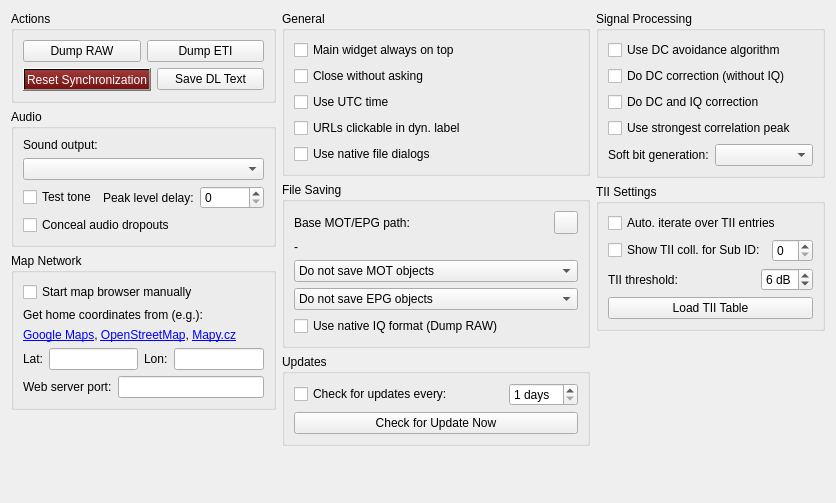
Qt form src/base/forms/configuration.ui (tomneda/DABstar) before a commit.
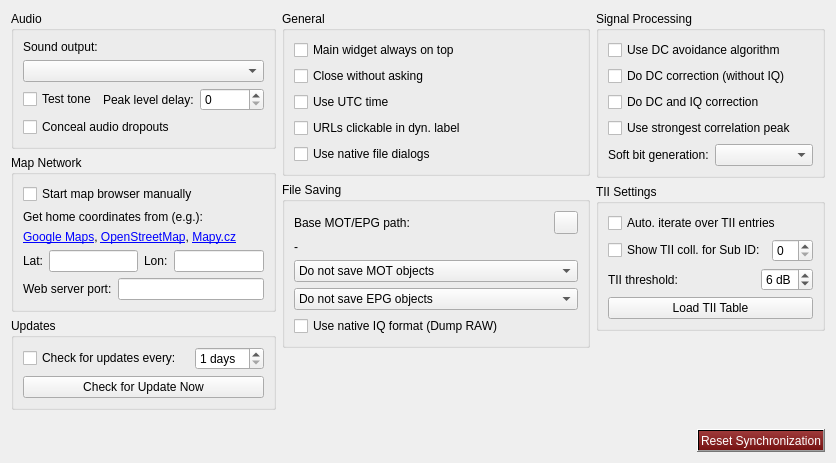
The same form after that commit. Icons and pictures are not drawn.

Commit message: Reorganize button usages

Diff of the .ui file:
```diff
--- a/src/base/forms/configuration.ui
+++ b/src/base/forms/configuration.ui
@@ -7,7 +7,7 @@
     <x>0</x>
     <y>0</y>
     <width>836</width>
-    <height>503</height>
+    <height>463</height>
    </rect>
   </property>
   <property name="windowTitle">
@@ -18,67 +18,6 @@
     <layout class="QHBoxLayout" name="hl_columns" stretch="0,1,1">
      <item>
       <layout class="QVBoxLayout" name="vl_col1">
-       <item>
-        <widget class="QGroupBox" name="gbActions">
-         <property name="title">
-          <string>Actions</string>
-         </property>
-         <layout class="QVBoxLayout" name="vl_actions">
-          <item>
-           <layout class="QHBoxLayout" name="hl_a1">
-            <item>
-             <widget class="QPushButton" name="dumpButton">
-              <property name="toolTip">
-               <string>&lt;html&gt;&lt;head/&gt;&lt;body&gt;&lt;p&gt;&lt;span style=&quot; font-weight:700;&quot;&gt;Save the raw input signal to a file&lt;/span&gt;&lt;/p&gt;&lt;p&gt;A file selection dialog will open to choose a filename. Note that the file sizes can be very large.&lt;/p&gt;&lt;p&gt;Click again to stop recording. The file can be reloaded using the &amp;quot;Ensemble List&amp;quot; (&amp;quot;EL&amp;quot; button).&lt;/p&gt;&lt;/body&gt;&lt;/html&gt;</string>
-              </property>
-              <property name="text">
-               <string>Dump RAW</string>
-              </property>
-             </widget>
-            </item>
-            <item>
-             <widget class="QPushButton" name="etiButton">
-              <property name="toolTip">
-               <string>&lt;html&gt;&lt;head/&gt;&lt;body&gt;&lt;p&gt;&lt;span style=&quot; font-weight:700;&quot;&gt;Generate an ETI file&lt;/span&gt;&lt;/p&gt;&lt;p&gt;Note that generating an ETI file requires considerable resources.&lt;/p&gt;&lt;p&gt;Clicking this button opens a file selection dialog. After selecting a file, the ensemble content is written in ETI format. The ETI session stops when this button is clicked again or when switching to another channel.&lt;/p&gt;&lt;/body&gt;&lt;/html&gt;</string>
-              </property>
-              <property name="text">
-               <string>Dump ETI</string>
-              </property>
-             </widget>
-            </item>
-           </layout>
-          </item>
-          <item>
-           <layout class="QHBoxLayout" name="horizontalLayout">
-            <item>
-             <widget class="QPushButton" name="resetButton">
-              <property name="toolTip">
-               <string>&lt;html&gt;&lt;head/&gt;&lt;body&gt;&lt;p&gt;&lt;span style=&quot; font-weight:700;&quot;&gt;Restart synchronization&lt;/span&gt;&lt;/p&gt;&lt;/body&gt;&lt;/html&gt;</string>
-              </property>
-              <property name="styleSheet">
-               <string notr="true">QPushButton { background-color:qlineargradient(x1:1, y1:0, x2:1, y2:1, stop:0 rgba(158, 58, 58, 255),stop:1 rgba(118, 18, 18, 255)); color: #ffffff; }
-             </string>
-              </property>
-              <property name="text">
-               <string>Reset Synchronization</string>
-              </property>
-             </widget>
-            </item>
-            <item>
-             <widget class="QPushButton" name="dlTextButton">
-              <property name="toolTip">
-               <string>&lt;html&gt;&lt;head/&gt;&lt;body&gt;&lt;p&gt;&lt;span style=&quot; font-weight:700;&quot;&gt;Save the dynamic label text to a file&lt;/span&gt;&lt;/p&gt;&lt;/body&gt;&lt;/html&gt;</string>
-              </property>
-              <property name="text">
-               <string>Save DL Text</string>
-              </property>
-             </widget>
-            </item>
-           </layout>
-          </item>
-         </layout>
-        </widget>
-       </item>
        <item>
         <widget class="QGroupBox" name="gbAudio">
          <property name="title">
@@ -243,6 +182,58 @@
          </layout>
         </widget>
        </item>
+       <item>
+        <widget class="QGroupBox" name="gbUpdates">
+         <property name="title">
+          <string>Updates</string>
+         </property>
+         <layout class="QVBoxLayout" name="vl_updates">
+          <item>
+           <layout class="QHBoxLayout" name="hl_updates" stretch="1,0">
+            <item>
+             <widget class="QCheckBox" name="cbCheckForUpdates">
+              <property name="toolTip">
+               <string>&lt;html&gt;&lt;head/&gt;&lt;body&gt;&lt;p&gt;&lt;span style=&quot; font-weight:700;&quot;&gt;Automatically check for a new version of DABstar after startup&lt;/span&gt;&lt;/p&gt;&lt;/body&gt;&lt;/html&gt;</string>
+              </property>
+              <property name="text">
+               <string>Check for updates every:</string>
+              </property>
+             </widget>
+            </item>
+            <item>
+             <widget class="QSpinBox" name="sbUpdateCheckDays">
+              <property name="toolTip">
+               <string>&lt;html&gt;&lt;head/&gt;&lt;body&gt;&lt;p&gt;&lt;span style=&quot; font-weight:700;&quot;&gt;Interval in days between automatic update checks&lt;/span&gt;&lt;/p&gt;&lt;/body&gt;&lt;/html&gt;</string>
+              </property>
+              <property name="suffix">
+               <string> days</string>
+              </property>
+              <property name="minimum">
+               <number>1</number>
+              </property>
+              <property name="maximum">
+               <number>30</number>
+              </property>
+              <property name="value">
+               <number>1</number>
+              </property>
+             </widget>
+            </item>
+           </layout>
+          </item>
+          <item>
+           <widget class="QPushButton" name="btnCheckForUpdate">
+            <property name="toolTip">
+             <string>&lt;html&gt;&lt;head/&gt;&lt;body&gt;&lt;p&gt;&lt;span style=&quot; font-weight:700;&quot;&gt;Check for an update on GitHub immediately&lt;/span&gt;&lt;/p&gt;&lt;/body&gt;&lt;/html&gt;</string>
+            </property>
+            <property name="text">
+             <string>Check for Update Now</string>
+            </property>
+           </widget>
+          </item>
+         </layout>
+        </widget>
+       </item>
        <item>
         <spacer name="sp_col1_bot">
          <property name="orientation">
@@ -424,58 +415,6 @@
          </layout>
         </widget>
        </item>
-       <item>
-        <widget class="QGroupBox" name="gbUpdates">
-         <property name="title">
-          <string>Updates</string>
-         </property>
-         <layout class="QVBoxLayout" name="vl_updates">
-          <item>
-           <layout class="QHBoxLayout" name="hl_updates" stretch="1,0">
-            <item>
-             <widget class="QCheckBox" name="cbCheckForUpdates">
-              <property name="toolTip">
-               <string>&lt;html&gt;&lt;head/&gt;&lt;body&gt;&lt;p&gt;&lt;span style=&quot; font-weight:700;&quot;&gt;Automatically check for a new version of DABstar after startup&lt;/span&gt;&lt;/p&gt;&lt;/body&gt;&lt;/html&gt;</string>
-              </property>
-              <property name="text">
-               <string>Check for updates every:</string>
-              </property>
-             </widget>
-            </item>
-            <item>
-             <widget class="QSpinBox" name="sbUpdateCheckDays">
-              <property name="toolTip">
-               <string>&lt;html&gt;&lt;head/&gt;&lt;body&gt;&lt;p&gt;&lt;span style=&quot; font-weight:700;&quot;&gt;Interval in days between automatic update checks&lt;/span&gt;&lt;/p&gt;&lt;/body&gt;&lt;/html&gt;</string>
-              </property>
-              <property name="suffix">
-               <string> days</string>
-              </property>
-              <property name="minimum">
-               <number>1</number>
-              </property>
-              <property name="maximum">
-               <number>30</number>
-              </property>
-              <property name="value">
-               <number>1</number>
-              </property>
-             </widget>
-            </item>
-           </layout>
-          </item>
-          <item>
-           <widget class="QPushButton" name="btnCheckForUpdate">
-            <property name="toolTip">
-             <string>&lt;html&gt;&lt;head/&gt;&lt;body&gt;&lt;p&gt;&lt;span style=&quot; font-weight:700;&quot;&gt;Check for an update on GitHub immediately&lt;/span&gt;&lt;/p&gt;&lt;/body&gt;&lt;/html&gt;</string>
-            </property>
-            <property name="text">
-             <string>Check for Update Now</string>
-            </property>
-           </widget>
-          </item>
-         </layout>
-        </widget>
-       </item>
        <item>
         <spacer name="sp_col2_bot">
          <property name="orientation">
@@ -663,6 +602,37 @@
          </property>
         </spacer>
        </item>
+       <item>
+        <layout class="QHBoxLayout" name="hl_bottom">
+         <item>
+          <spacer name="sp_bottom_left">
+           <property name="orientation">
+            <enum>Qt::Orientation::Horizontal</enum>
+           </property>
+           <property name="sizeHint" stdset="0">
+            <size>
+             <width>0</width>
+             <height>0</height>
+            </size>
+           </property>
+          </spacer>
+         </item>
+         <item>
+          <widget class="QPushButton" name="resetButton">
+           <property name="toolTip">
+            <string>&lt;html&gt;&lt;head/&gt;&lt;body&gt;&lt;p&gt;&lt;span style=&quot; font-weight:700;&quot;&gt;Restart synchronization&lt;/span&gt;&lt;/p&gt;&lt;p&gt;Stops and restarts the current channel and service from scratch.&lt;/p&gt;&lt;p&gt;Use this if the synchronization got stuck or to reload the ensemble information.&lt;/p&gt;&lt;/body&gt;&lt;/html&gt;</string>
+           </property>
+           <property name="styleSheet">
+            <string notr="true">QPushButton { background-color:qlineargradient(x1:1, y1:0, x2:1, y2:1, stop:0 rgba(158, 58, 58, 255),stop:1 rgba(118, 18, 18, 255)); color: #ffffff; }
+          </string>
+           </property>
+           <property name="text">
+            <string>Reset Synchronization</string>
+           </property>
+          </widget>
+         </item>
+        </layout>
+       </item>
       </layout>
      </item>
     </layout>
```
The commit also changes 30 other files.
